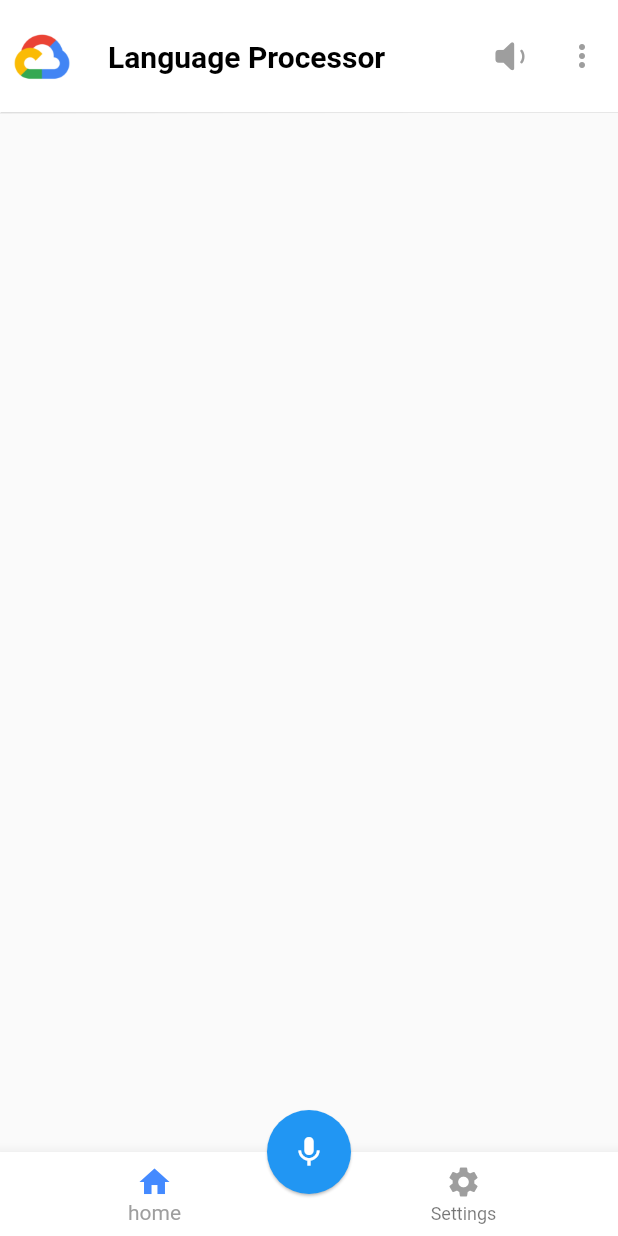
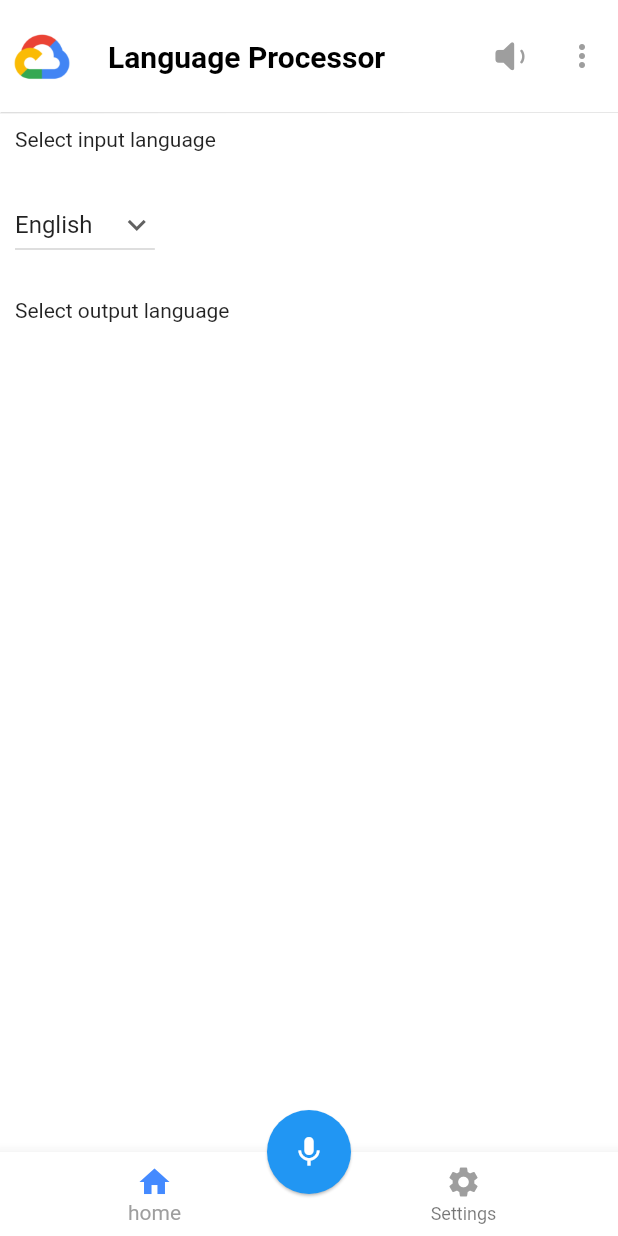
Before and after one commit to Chibueze-Adeyemi-Ajayi/LanguageProcessor, a Flutter app: the screen it shows after launch, swiped to page 2, on a phone screen of 412 x 824 dp. Run offline on Flutter 3.47's test engine with Material 2 defaults, Android fonts, the phone set to English and light mode, and no system bars; our stand-ins replace speech_to_text; missing offline and left inert: google_mlkit_language_id, google_mlkit_translation.

Commit message:
Mobile App

```diff
--- a/lib/fragments/settings.dart
+++ b/lib/fragments/settings.dart
@@ -10,14 +10,39 @@ class SettingsPage extends StatefulWidget {
 
 class _SettingsPageState extends State<SettingsPage> {
 
+  var languages = [
+    "English", "Spanish", "Chinese", "Japanese"
+  ];
+
   @override
   Widget build(BuildContext context) {
     return Scaffold(
       body:  Container(
+        padding: EdgeInsets.all(10),
+        color: Colors.white,
         width: MediaQuery.of(context).size.width,
         height: MediaQuery.of(context).size.height,
         child: SingleChildScrollView(child: Column(children: [
+          Column(
+            mainAxisAlignment: MainAxisAlignment.center, crossAxisAlignment: CrossAxisAlignment.start,
+            children: [
+            Text("Select input language", textAlign: TextAlign.start,),
+            Container(height: 25,),
+            DropdownButton(
+              value: "English",
+              icon: const Icon(Icons.keyboard_arrow_down),
+              items: languages.map((String items) {
+                return DropdownMenuItem(
+                  value: items,
+                  child: Text(items),
+                );
+              }).toList(),
+              onChanged: (index) {
 
+            }),
+            Container(height: 25,),
+            Text("Select output language"),
+          ],)
         ],)),
       ), // This trailing comma makes auto-formatting nicer for build methods.
     );
```
